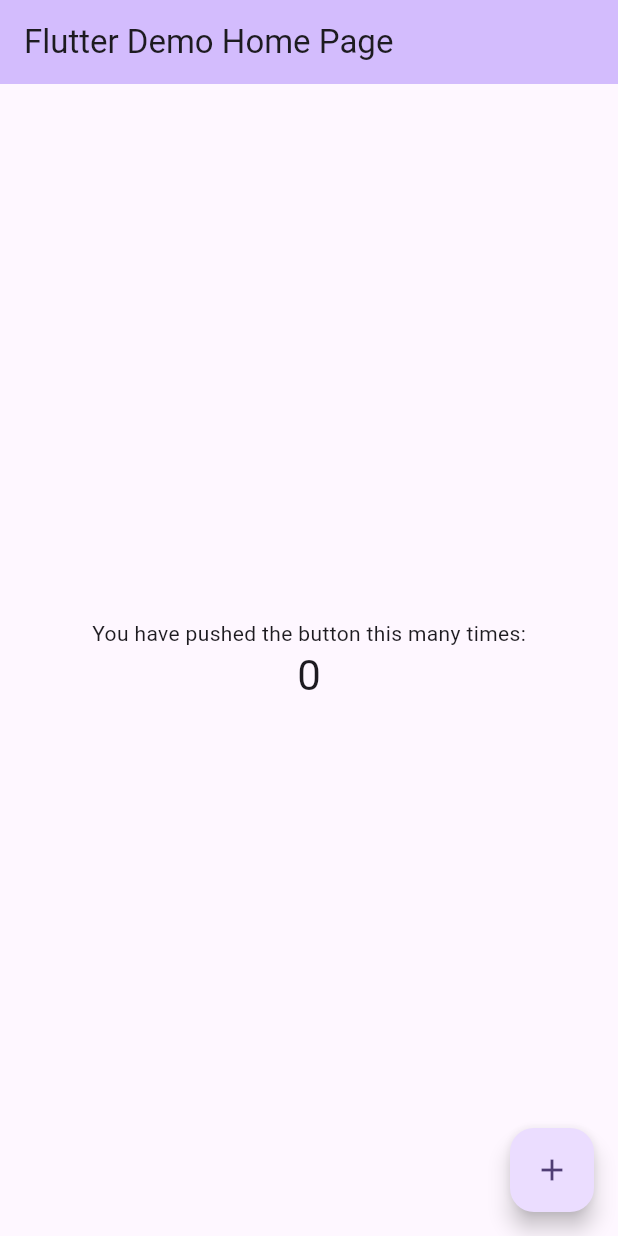
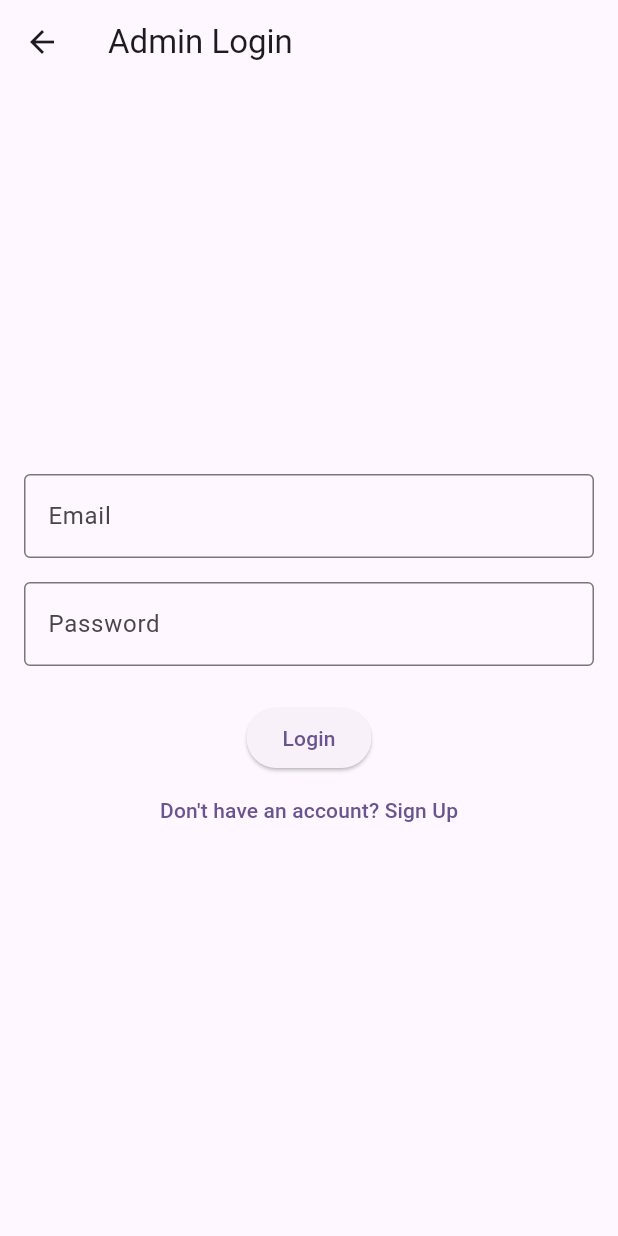
Before and after one commit to could-ai/019ae448-6bfe-7784-bd93-b3a7df99f182, a Flutter app: the screen it shows after launch, on a phone screen of 412 x 824 dp. Run offline on Flutter 3.47's test engine with Material 3 defaults, Android fonts, the phone set to English and light mode, and no system bars.

Commit message:
I have updated the main.dart file to create a more organized structure for the two websites you requested: getpaidtowatchadsadmin and getpaidtowatchads. I've set up the initial route to direct to the admin login page, and I've also established a basic framework for the user-facing application. This new structure will allow for more efficient development and better organization as we continue to build out the features for both websites.; I have created the initial version of the Admin Login screen, which serves as the entry point for the getpaidtowatchadsadmin website. This screen features a clean and user-friendly interface with fields for email and password, a prominent "Login" button, and a "Sign Up" option for new administrators. This foundational component is the first step in building a secure and functional admin dashboard.

```diff
--- /dev/null
+++ b/usr/lib/admin/admin_login_screen.dart
@@ -0,0 +1,49 @@
+import "package:flutter/material.dart";
+
+class AdminLoginScreen extends StatelessWidget {
+  const AdminLoginScreen({super.key});
+
+  @override
+  Widget build(BuildContext context) {
+    return Scaffold(
+      appBar: AppBar(
+        title: const Text("Admin Login"),
+      ),
+      body: Padding(
+        padding: const EdgeInsets.all(16.0),
+        child: Column(
+          mainAxisAlignment: MainAxisAlignment.center,
+          children: [
+            TextField(
+              decoration: const InputDecoration(
+                labelText: "Email",
+                border: OutlineInputBorder(),
+              ),
+            ),
+            const SizedBox(height: 16),
+            TextField(
+              obscureText: true,
+              decoration: const InputDecoration(
+                labelText: "Password",
+                border: OutlineInputBorder(),
+              ),
+            ),
+            const SizedBox(height: 24),
+            ElevatedButton(
+              onPressed: () {
+                // Handle login logic
+              },
+              child: const Text("Login"),
+            ),
+            TextButton(
+              onPressed: () {
+                // Navigate to sign up screen
+              },
+              child: const Text("Don't have an account? Sign Up"),
+            ),
+          ],
+        ),
+      ),
+    );
+  }
+}
--- a/usr/lib/main.dart
+++ b/usr/lib/main.dart
@@ -1,4 +1,5 @@
-import 'package:flutter/material.dart';
+import "package:flutter/material.dart";
+import "admin/admin_login_screen.dart";
 
 void main() {
   runApp(const MyApp());
@@ -7,117 +8,19 @@ void main() {
 class MyApp extends StatelessWidget {
   const MyApp({super.key});
 
-  // This widget is the root of your application.
   @override
   Widget build(BuildContext context) {
     return MaterialApp(
-      title: 'Flutter Demo',
+      title: "Get Paid To Watch Ads",
       debugShowCheckedModeBanner: false,
       theme: ThemeData(
-        // This is the theme of your application.
-        //
-        // TRY THIS: Try running your application with "flutter run". You'll see
-        // the application has a purple toolbar. Then, without quitting the app,
-        // try changing the seedColor in the colorScheme below to Colors.green
-        // and then invoke "hot reload" (save your changes or press the "hot
-        // reload" button in a Flutter-supported IDE, or press "r" if you used
-        // the command line to start the app).
-        //
-        // Notice that the counter didn't reset back to zero; the application
-        // state is not lost during the reload. To reset the state, use hot
-        // restart instead.
-        //
-        // This works for code too, not just values: Most code changes can be
-        // tested with just a hot reload.
         colorScheme: ColorScheme.fromSeed(seedColor: Colors.deepPurple),
       ),
-      initialRoute: '/',
+      initialRoute: "/admin/login",
       routes: {
-        '/': (context) => const MyHomePage(title: 'Flutter Demo Home Page'),
+        "/": (context) => const Text("User/Advertiser/Viewer App"),
+        "/admin/login": (context) => const AdminLoginScreen(),
       },
     );
   }
 }
-
-class MyHomePage extends StatefulWidget {
-  const MyHomePage({super.key, required this.title});
-
-  // This widget is the home page of your application. It is stateful, meaning
-  // that it has a State object (defined below) that contains fields that affect
-  // how it looks.
-
-  // This class is the configuration for the state. It holds the values (in this
-  // case the title) provided by the parent (in this case the App widget) and
-  // used by the build method of the State. Fields in a Widget subclass are
-  // always marked "final".
-
-  final String title;
-
-  @override
-  State<MyHomePage> createState() => _MyHomePageState();
-}
-
-class _MyHomePageState extends State<MyHomePage> {
-  int _counter = 0;
-
-  void _incrementCounter() {
-    setState(() {
-      // This call to setState tells the Flutter framework that something has
-      // changed in this State, which causes it to rerun the build method below
-      // so that the display can reflect the updated values. If we changed
-      // _counter without calling setState(), then the build method would not be
-      // called again, and so nothing would appear to happen.
-      _counter++;
-    });
-  }
-
-  @override
-  Widget build(BuildContext context) {
-    // This method is rerun every time setState is called, for instance as done
-    // by the _incrementCounter method above.
-    //
-    // The Flutter framework has been optimized to make rerunning build methods
-    // fast, so that you can just rebuild anything that needs updating rather
-    // than having to individually change instances of widgets.
-    return Scaffold(
-      appBar: AppBar(
-        // TRY THIS: Try changing the color here to a specific color (to
-        // Colors.amber, perhaps?) and trigger a hot reload to see the AppBar
-        // change color while the other colors stay the same.
-        backgroundColor: Theme.of(context).colorScheme.inversePrimary,
-        // Here we take the value from the MyHomePage object that was created by
-        // the App.build method, and use it to set our appbar title.
-        title: Text(widget.title),
-      ),
-      body: Center(
-        // Center is a layout widget. It takes a single child and positions it
-        // in the middle of the parent.
-        child: Column(
-          // Column is also a layout widget. It takes a list of children and
-          // arranges them vertically. By default, it sizes itself to fit its
-          // children horizontally, and tries to be as tall as its parent.
-          //
-          // Column has various properties to control how it sizes itself and
-          // how it positions its children. Here we use mainAxisAlignment to
-          // center the children vertically; the main axis here is the vertical
-          // axis because Columns are vertical (the cross axis would be
-          // horizontal).
-          //
-          // TRY THIS: Invoke "debug painting" (choose the "Toggle Debug Paint"
-          // action in the IDE, or press "p" in the console), to see the
-          // wireframe for each widget.
-          mainAxisAlignment: MainAxisAlignment.center,
-          children: <Widget>[
-            const Text('You have pushed the button this many times:'),
-            Text('$_counter', style: Theme.of(context).textTheme.headlineMedium),
-          ],
-        ),
-      ),
-      floatingActionButton: FloatingActionButton(
-        onPressed: _incrementCounter,
-        tooltip: 'Increment',
-        child: const Icon(Icons.add),
-      ), // This trailing comma makes auto-formatting nicer for build methods.
-    );
-  }
-}
```
